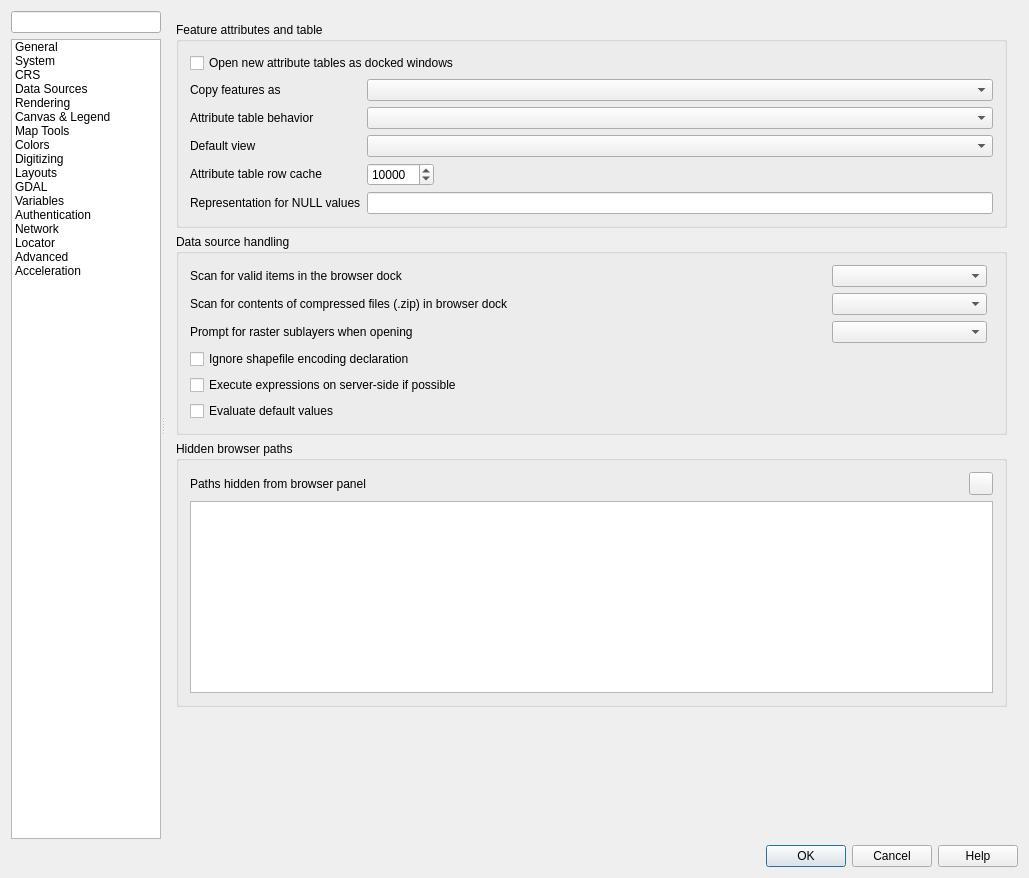
The window that src/ui/qgsoptionsbase.ui (qgis/QGIS) describes before a commit, drawn with Qt 5.
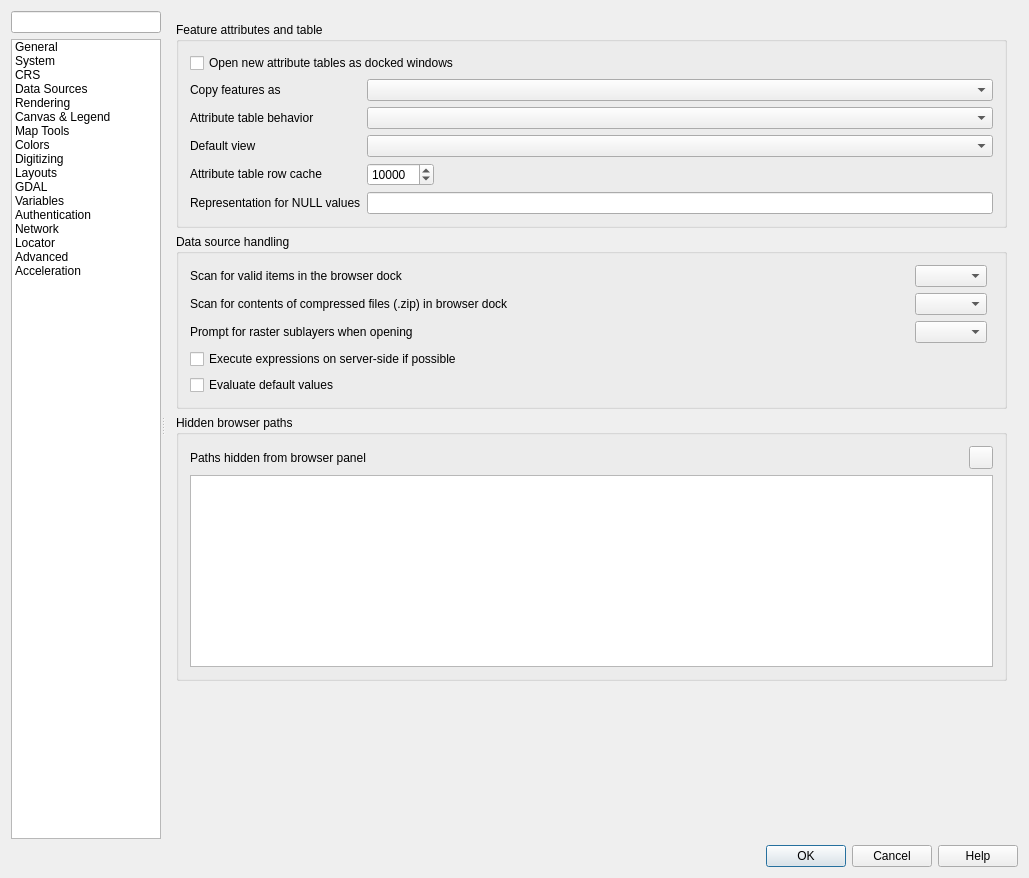
The same window after the commit. The open tabs and pages were chosen to show the change. Icons and pictures are not drawn. Custom widgets are drawn as their Qt base class.

Commit message: Always disable GDAL side shapefile encoding handling

```diff
--- a/src/ui/qgsoptionsbase.ui
+++ b/src/ui/qgsoptionsbase.ui
@@ -1951,10 +1951,32 @@
                  <property name="title">
                   <string>Data source handling</string>
                  </property>
-                 <layout class="QGridLayout" name="gridLayout_23" columnstretch="0,2,1,0">
+                 <layout class="QGridLayout" name="gridLayout_23" columnstretch="0,0,0,0">
                   <item row="0" column="2">
                    <widget class="QComboBox" name="cmbScanItemsInBrowser"/>
                   </item>
+                  <item row="2" column="2">
+                   <widget class="QComboBox" name="cmbPromptRasterSublayers">
+                    <item>
+                     <property name="text">
+                      <string/>
+                     </property>
+                    </item>
+                   </widget>
+                  </item>
+                  <item row="1" column="1">
+                   <spacer name="horizontalSpacer_3">
+                    <property name="orientation">
+                     <enum>Qt::Horizontal</enum>
+                    </property>
+                    <property name="sizeHint" stdset="0">
+                     <size>
+                      <width>40</width>
+                      <height>20</height>
+                     </size>
+                    </property>
+                   </spacer>
+                  </item>
                   <item row="1" column="0">
                    <widget class="QLabel" name="label_29">
                     <property name="text">
@@ -1962,44 +1984,7 @@
                     </property>
                    </widget>
                   </item>
-                  <item row="2" column="0">
-                   <widget class="QLabel" name="textLabel1_13">
-                    <property name="sizePolicy">
-                     <sizepolicy hsizetype="Fixed" vsizetype="Fixed">
-                      <horstretch>0</horstretch>
-                      <verstretch>0</verstretch>
-                     </sizepolicy>
-                    </property>
-                    <property name="text">
-                     <string>Prompt for raster sublayers when opening</string>
-                    </property>
-                   </widget>
-                  </item>
                   <item row="6" column="0" colspan="4">
-                   <widget class="QCheckBox" name="cbxCompileExpressions">
-                    <property name="text">
-                     <string>Execute expressions on server-side if possible</string>
-                    </property>
-                   </widget>
-                  </item>
-                  <item row="3" column="0" colspan="4">
-                   <widget class="QCheckBox" name="cbxIgnoreShapeEncoding">
-                    <property name="toolTip">
-                     <string>Disable OGR on-the-fly conversion from declared encoding to UTF-8</string>
-                    </property>
-                    <property name="text">
-                     <string>Ignore shapefile encoding declaration</string>
-                    </property>
-                   </widget>
-                  </item>
-                  <item row="1" column="2">
-                   <widget class="QComboBox" name="cmbScanZipInBrowser">
-                    <property name="currentIndex">
-                     <number>-1</number>
-                    </property>
-                   </widget>
-                  </item>
-                  <item row="7" column="0" colspan="4">
                    <widget class="QCheckBox" name="cbxEvaluateDefaultValues">
                     <property name="toolTip">
                      <string>&lt;html&gt;&lt;head/&gt;&lt;body&gt;&lt;p&gt;When digitizing a new feature, default values are retrieved from the database. With this option turned on, the default values will be evaluated at the time of digitizing. With this option turned off, the default values will be evaluated at the time of saving.&lt;/p&gt;&lt;/body&gt;&lt;/html&gt;</string>
@@ -2009,13 +1994,11 @@
                     </property>
                    </widget>
                   </item>
-                  <item row="2" column="2">
-                   <widget class="QComboBox" name="cmbPromptRasterSublayers">
-                    <item>
-                     <property name="text">
-                      <string/>
-                     </property>
-                    </item>
+                  <item row="1" column="2">
+                   <widget class="QComboBox" name="cmbScanZipInBrowser">
+                    <property name="currentIndex">
+                     <number>-1</number>
+                    </property>
                    </widget>
                   </item>
                   <item row="0" column="0">
@@ -2025,18 +2008,25 @@
                     </property>
                    </widget>
                   </item>
-                  <item row="1" column="1">
-                   <spacer name="horizontalSpacer_3">
-                    <property name="orientation">
-                     <enum>Qt::Horizontal</enum>
+                  <item row="5" column="0" colspan="4">
+                   <widget class="QCheckBox" name="cbxCompileExpressions">
+                    <property name="text">
+                     <string>Execute expressions on server-side if possible</string>
                     </property>
-                    <property name="sizeHint" stdset="0">
-                     <size>
-                      <width>40</width>
-                      <height>20</height>
-                     </size>
+                   </widget>
+                  </item>
+                  <item row="2" column="0">
+                   <widget class="QLabel" name="textLabel1_13">
+                    <property name="sizePolicy">
+                     <sizepolicy hsizetype="Fixed" vsizetype="Fixed">
+                      <horstretch>0</horstretch>
+                      <verstretch>0</verstretch>
+                     </sizepolicy>
                     </property>
-                   </spacer>
+                    <property name="text">
+                     <string>Prompt for raster sublayers when opening</string>
+                    </property>
+                   </widget>
                   </item>
                  </layout>
                 </widget>
```
Left out of the diff: 1 changed line with no effect on the pictures. The commit also changes 3 other files.
